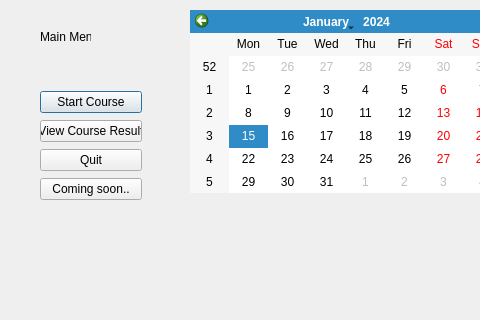
Qt form forms/CourseMenu.ui (tvoyQmir/StudyWithUs) before a commit; both pictures show x 0 to 480 and y 0 to 320 of the 1000 by 500 pixel window.
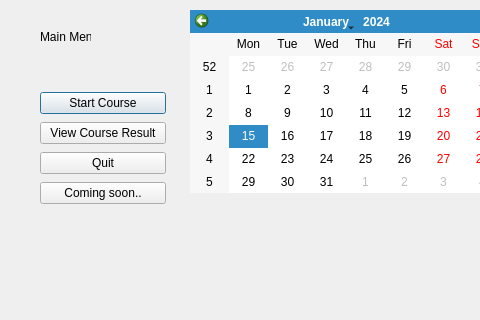
The same form after that commit.

What changed in the file:
```diff
--- a/forms/CourseMenu.ui
+++ b/forms/CourseMenu.ui
@@ -41,8 +41,8 @@
     <rect>
      <x>40</x>
      <y>90</y>
-     <width>102</width>
-     <height>112</height>
+     <width>126</width>
+     <height>116</height>
     </rect>
    </property>
    <layout class="QVBoxLayout" name="verticalLayout">
```
